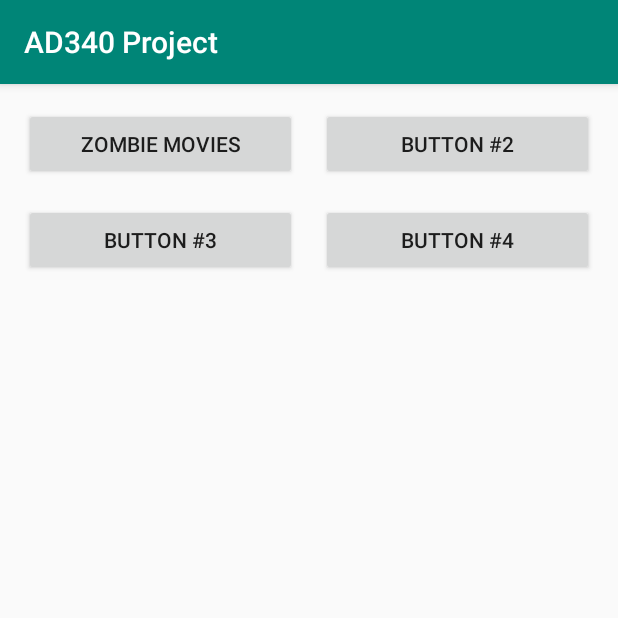
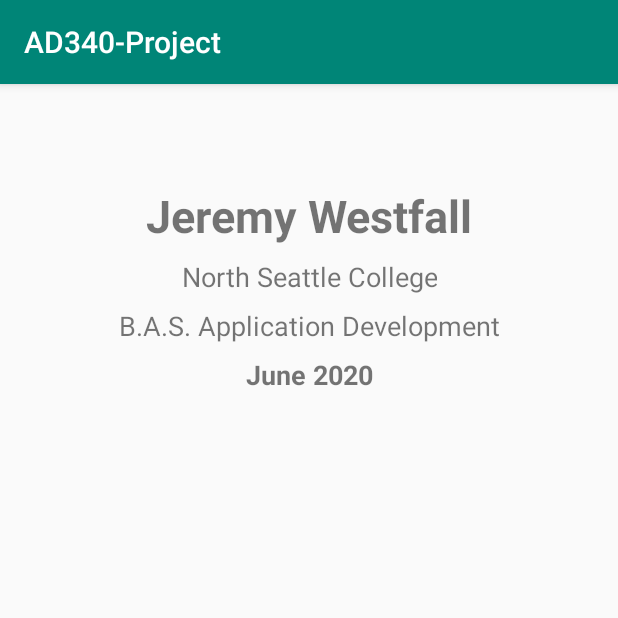
Before and after one commit to jerwest/AD340-Project, an Android app: the screen it shows after launch (MainActivity), on a phone screen of 412 x 824 dp, the top half of it. Run offline under Robolectric (Android 15) with nearby library versions, the phone set to English and light mode, and no system bars.

Commit message:
this is the completed HW #1 files

```diff
--- a/app/build.gradle
+++ b/app/build.gradle
@@ -3,7 +3,7 @@ apply plugin: 'com.android.application'
 android {
     compileSdkVersion 28
     defaultConfig {
-        applicationId "com.westfall.ad340project"
+        applicationId "com.westfall.ad340_project"
         minSdkVersion 21
         targetSdkVersion 28
         versionCode 1
--- a/app/src/main/AndroidManifest.xml
+++ b/app/src/main/AndroidManifest.xml
@@ -1,6 +1,6 @@
 <?xml version="1.0" encoding="utf-8"?>
 <manifest xmlns:android="http://schemas.android.com/apk/res/android"
-    package="com.westfall.ad340project">
+    package="com.westfall.ad340_project">
 
     <application
         android:allowBackup="true"
--- a/app/src/main/java/com/westfall/ad340project/MainActivity.java
+++ /dev/null
@@ -1,48 +0,0 @@
-package com.westfall.ad340project;
-
-import android.support.v7.app.AppCompatActivity;
-import android.os.Bundle;
-import android.view.View;
-import android.widget.Button;
-import android.widget.Toast;
-
-public class MainActivity extends AppCompatActivity {
-
-    @Override
-    protected void onCreate(Bundle savedInstanceState) {
-        super.onCreate(savedInstanceState);
-        setContentView(R.layout.activity_main);
-
-    Button btn1 = (Button)findViewById(R.id.button1);
-    btn1.setOnClickListener(new View.OnClickListener() {
-        @Override
-        public void onClick(View v) {
-            Toast.makeText(MainActivity.this, "Zombie Movies", Toast.LENGTH_SHORT).show();
-        }
-    });
-
-    Button btn2 = (Button)findViewById(R.id.button2);
-    btn2.setOnClickListener(new View.OnClickListener() {
-        @Override
-        public void onClick(View v) {
-            Toast.makeText(MainActivity.this, "Button #2", Toast.LENGTH_SHORT).show();
-        }
-    });
-
-    Button btn3 = (Button)findViewById(R.id.button3);
-    btn3.setOnClickListener(new View.OnClickListener() {
-        @Override
-        public void onClick(View v) {
-            Toast.makeText(MainActivity.this, "Button #3", Toast.LENGTH_SHORT).show();
-        }
-    });
-
-    Button btn4 = (Button)findViewById(R.id.button4);
-    btn4.setOnClickListener(new View.OnClickListener() {
-        @Override
-        public void onClick(View v) {
-            Toast.makeText(MainActivity.this, "Button #4", Toast.LENGTH_SHORT).show();
-        }
-    });
-    }
-}
--- a/app/src/main/res/layout/activity_main.xml
+++ b/app/src/main/res/layout/activity_main.xml
@@ -6,56 +6,65 @@
     android:layout_height="match_parent"
     tools:context=".MainActivity">
 
+    <TextView
+        android:id="@+id/textView4"
+        android:layout_width="wrap_content"
+        android:layout_height="wrap_content"
+        android:layout_marginLeft="32dp"
+        android:layout_marginTop="16dp"
+        android:layout_marginRight="32dp"
+        android:text="@string/jeremy_westfall"
+        android:textAlignment="center"
+        android:textSize="30sp"
+        android:textStyle="bold"
+        app:layout_constraintBottom_toBottomOf="parent"
+        app:layout_constraintHorizontal_bias="0.496"
+        app:layout_constraintLeft_toLeftOf="parent"
+        app:layout_constraintRight_toRightOf="parent"
+        app:layout_constraintTop_toTopOf="parent"
+        app:layout_constraintVertical_bias="0.072" />
 
-    <Button
-        android:id="@+id/button1"
-        android:layout_width="0dp"
+    <TextView
+        android:id="@+id/textView"
+        android:layout_width="wrap_content"
         android:layout_height="wrap_content"
-        android:layout_marginStart="16dp"
-        android:layout_marginTop="16dp"
-        android:text="@string/button_one"
-        app:layout_constraintEnd_toStartOf="@+id/button2"
-        app:layout_constraintHorizontal_bias="0.5"
+        android:layout_marginStart="32dp"
+        android:layout_marginTop="8dp"
+        android:layout_marginEnd="32dp"
+        android:text="@string/north_seattle_college"
+        android:textAlignment="center"
+        android:textSize="18sp"
+        app:layout_constraintEnd_toEndOf="parent"
         app:layout_constraintStart_toStartOf="parent"
-        app:layout_constraintTop_toTopOf="parent"
-        tools:text="@string/button_one" />
+        app:layout_constraintTop_toBottomOf="@+id/textView4" />
 
-    <Button
-        android:id="@+id/button2"
-        android:layout_width="0dp"
+    <TextView
+        android:id="@+id/textView2"
+        android:layout_width="wrap_content"
         android:layout_height="wrap_content"
-        android:layout_marginStart="16dp"
-        android:layout_marginEnd="16dp"
-        android:text="@string/button_two"
-        app:layout_constraintBaseline_toBaselineOf="@+id/button1"
+        android:layout_marginStart="32dp"
+        android:layout_marginTop="8dp"
+        android:layout_marginEnd="32dp"
+        android:text="@string/b_a_s_application_development"
+        android:textAlignment="center"
+        android:textSize="18sp"
         app:layout_constraintEnd_toEndOf="parent"
-        app:layout_constraintHorizontal_bias="0.5"
-        app:layout_constraintStart_toEndOf="@+id/button1"
-        tools:text="@string/button_two" />
+        app:layout_constraintStart_toStartOf="parent"
+        app:layout_constraintTop_toBottomOf="@+id/textView" />
 
-    <Button
-        android:id="@+id/button3"
-        android:layout_width="0dp"
+    <TextView
+        android:id="@+id/textView3"
+        android:layout_width="wrap_content"
         android:layout_height="wrap_content"
-        android:layout_marginStart="16dp"
-        android:layout_marginTop="16dp"
-        android:text="@string/button_three"
-        app:layout_constraintEnd_toStartOf="@+id/button4"
-        app:layout_constraintHorizontal_bias="0.5"
+        android:layout_marginStart="32dp"
+        android:layout_marginTop="8dp"
+        android:layout_marginEnd="32dp"
+        android:text="@string/june_2020"
+        android:textAlignment="center"
+        android:textSize="18sp"
+        android:textStyle="bold"
+        app:layout_constraintEnd_toEndOf="parent"
         app:layout_constraintStart_toStartOf="parent"
-        app:layout_constraintTop_toBottomOf="@+id/button1"
-        tools:text="@string/button_three" />
+        app:layout_constraintTop_toBottomOf="@+id/textView2" />
 
-    <Button
-        android:id="@+id/button4"
-        android:layout_width="0dp"
-        android:layout_height="wrap_content"
-        android:layout_marginStart="16dp"
-        android:layout_marginEnd="16dp"
-        android:text="@string/button_four"
-        app:layout_constraintBaseline_toBaselineOf="@+id/button3"
-        app:layout_constraintEnd_toEndOf="parent"
-        app:layout_constraintHorizontal_bias="0.5"
-        app:layout_constraintStart_toEndOf="@+id/button3"
-        tools:text="@string/button_four" />
 </android.support.constraint.ConstraintLayout>
--- a/app/src/main/res/values/strings.xml
+++ b/app/src/main/res/values/strings.xml
@@ -1,7 +1,7 @@
 <resources>
-    <string name="app_name">AD340 Project</string>
-    <string name="button_one">Zombie Movies</string>
-    <string name="button_two">Button #2</string>
-    <string name="button_three">Button #3</string>
-    <string name="button_four">Button #4</string>
+    <string name="app_name">AD340-Project</string>
+    <string name="jeremy_westfall">Jeremy Westfall</string>
+    <string name="b_a_s_application_development">B.A.S. Application Development</string>
+    <string name="june_2020">June 2020</string>
+    <string name="north_seattle_college">North Seattle College</string>
 </resources>
```
Also changed, not shown: app/src/main/java/com/westfall/ad340_project/MainActivity.java (added, +13 -0 lines), 4 other files.
